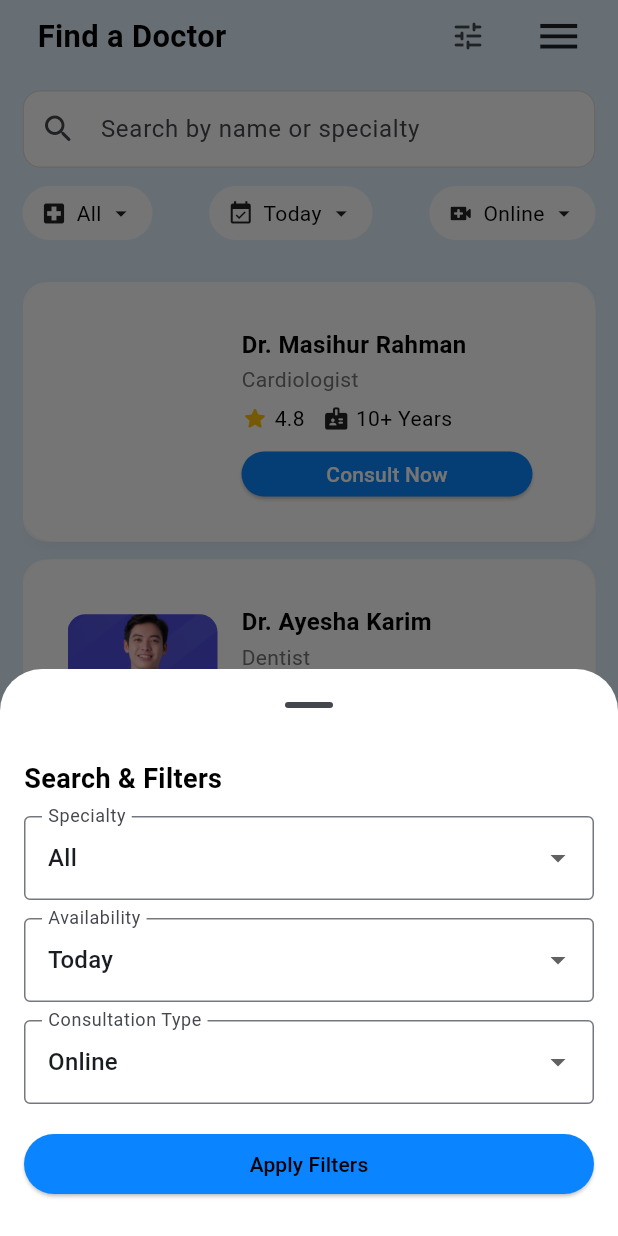
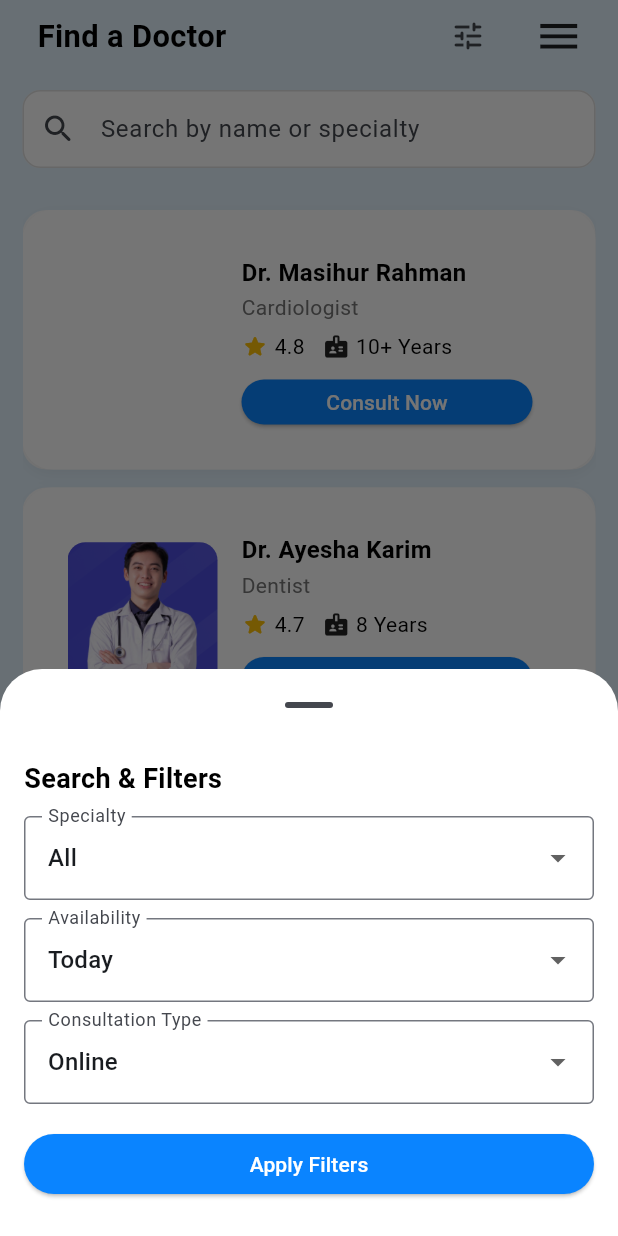
Before and after one commit to masihur96/Healthx-Patient, a Flutter app: the DoctorScreen screen opened directly, after a tap on the "tune" icon, on a phone screen of 412 x 824 dp. Run offline on Flutter 3.47's test engine with Material 3 defaults, Android fonts, the phone set to English and light mode, and no system bars; our stand-ins replace cached_network_image, connectivity_plus, device_preview, dio, flutter_svg, flutter_zoom_drawer and 4 more; missing offline and left inert: shorebird_code_push; accounts and stored records are empty.

Commit message:
Medicine Polish

```diff
--- a/lib/features/doctor/presentation/views/cart_screen.dart
+++ b/lib/features/doctor/presentation/views/cart_screen.dart
@@ -149,7 +149,7 @@ class _CartItemTile extends StatelessWidget {
     return Container(
       padding: const EdgeInsets.all(12),
       decoration: BoxDecoration(
-        border: Border.all(color: Colors.grey.shade200),
+        border: Border.all(color: Colors.grey.shade400),
         borderRadius: BorderRadius.circular(12),
       ),
       child: Row(
--- a/lib/features/doctor/presentation/views/doctor_screen.dart
+++ b/lib/features/doctor/presentation/views/doctor_screen.dart
@@ -145,18 +145,6 @@ class _DoctorScreenState extends State<DoctorScreen> {
                   onChanged: (_) => setState(() {}),
                 ),
               ),
-              _QuickFilters(
-                specialties: _specialties,
-                selectedSpecialty: _selectedSpecialty,
-                onSpecialtyChanged: (v) =>
-                    setState(() => _selectedSpecialty = v),
-                availability: _selectedAvailability,
-                onAvailabilityChanged: (v) =>
-                    setState(() => _selectedAvailability = v),
-                type: _selectedType,
-                onTypeChanged: (v) => setState(() => _selectedType = v),
-              ),
-              const SizedBox(height: 12),
               Expanded(
                 child: ListView.separated(
                   padding: const EdgeInsets.symmetric(
@@ -248,7 +236,10 @@ class _DoctorScreenState extends State<DoctorScreen> {
                 width: double.infinity,
                 child: ElevatedButton(
                   onPressed: () => Navigator.pop(context),
-                  child: const Text('Apply Filters'),
+                  child: Text(
+                    'Apply Filters',
+                    style: TextStyle(color: Colors.white),
+                  ),
                 ),
               ),
             ],
@@ -287,116 +278,6 @@ class _SearchBar extends StatelessWidget {
           borderSide: const BorderSide(color: AppColors.buttonColor),
         ),
         contentPadding: const EdgeInsets.symmetric(vertical: 14),
-      ),
-    );
-  }
-}
-
-class _QuickFilters extends StatelessWidget {
-  final List<String> specialties;
-  final String selectedSpecialty;
-  final ValueChanged<String> onSpecialtyChanged;
-  final String availability;
-  final ValueChanged<String> onAvailabilityChanged;
-  final String type;
-  final ValueChanged<String> onTypeChanged;
-
-  const _QuickFilters({
-    required this.specialties,
-    required this.selectedSpecialty,
-    required this.onSpecialtyChanged,
-    required this.availability,
-    required this.onAvailabilityChanged,
-    required this.type,
-    required this.onTypeChanged,
-  });
-
-  @override
-  Widget build(BuildContext context) {
-    return Center(
-      child: Row(
-        mainAxisAlignment: MainAxisAlignment.spaceBetween,
-        children: [
-          _Chip(
-            label: selectedSpecialty,
-            leading: Icons.local_hospital,
-            onTap: () async {
-              final v = await showMenu<String>(
-                context: context,
-                position: const RelativeRect.fromLTRB(100, 150, 16, 0),
-                items: specialties
-                    .map((e) => PopupMenuItem<String>(value: e, child: Text(e)))
-                    .toList(),
-              );
-              if (v != null) onSpecialtyChanged(v);
-            },
-          ),
-          const SizedBox(width: 8),
-          _Chip(
-            label: availability,
-            leading: Icons.event_available,
-            onTap: () async {
-              final v = await showMenu<String>(
-                context: context,
-                position: const RelativeRect.fromLTRB(100, 150, 16, 0),
-                items: const [
-                  PopupMenuItem(value: 'Today', child: Text('Today')),
-                  PopupMenuItem(value: 'Tomorrow', child: Text('Tomorrow')),
-                  PopupMenuItem(value: 'This Week', child: Text('This Week')),
-                ],
-              );
-              if (v != null) onAvailabilityChanged(v);
-            },
-          ),
-          const SizedBox(width: 8),
-          _Chip(
-            label: type,
-            leading: Icons.video_call_rounded,
-            onTap: () async {
-              final v = await showMenu<String>(
-                context: context,
-                position: const RelativeRect.fromLTRB(100, 150, 16, 0),
-                items: const [
-                  PopupMenuItem(value: 'Online', child: Text('Online')),
-                  PopupMenuItem(value: 'In-person', child: Text('In-person')),
-                ],
-              );
-              if (v != null) onTypeChanged(v);
-            },
-          ),
-        ],
-      ),
-    );
-  }
-}
-
-class _Chip extends StatelessWidget {
-  final String label;
-  final IconData leading;
-  final VoidCallback onTap;
-  const _Chip(
-      {required this.label, required this.leading, required this.onTap});
-
-  @override
-  Widget build(BuildContext context) {
-    return Material(
-      color: AppColors.white,
-      borderRadius: BorderRadius.circular(24),
-      child: InkWell(
-        onTap: onTap,
-        borderRadius: BorderRadius.circular(24),
-        child: Padding(
-          padding: const EdgeInsets.symmetric(horizontal: 12, vertical: 8),
-          child: Row(
-            children: [
-              Icon(leading, size: 18),
-              const SizedBox(width: 6),
-              Text(label),
-              const SizedBox(width: 4),
-              const Icon(Icons.arrow_drop_down, size: 18),
-            ],
-          ),
-        ),
       ),
     );
   }
```
Also changed, not shown: lib/features/doctor/presentation/views/doctor_detail_screen.dart (+13 -5 lines), lib/features/doctor/presentation/views/order_confirmation_screen.dart (+5 -14 lines), 1 other file.
